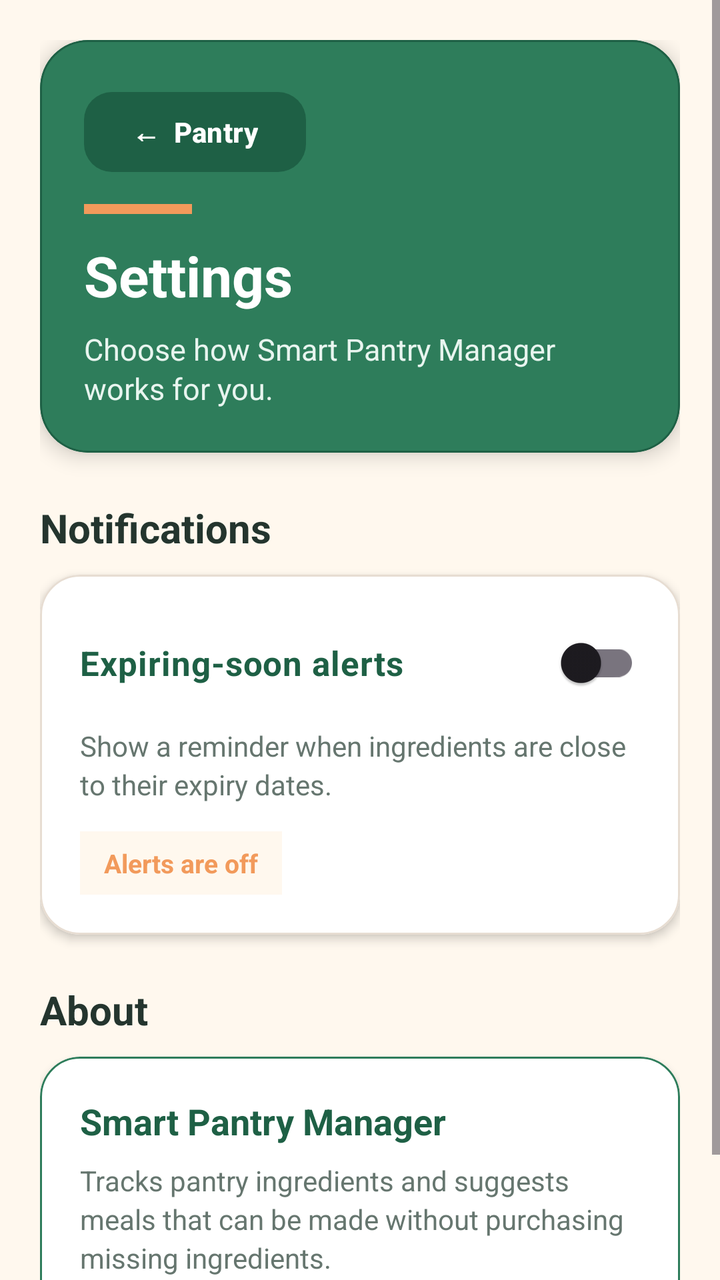
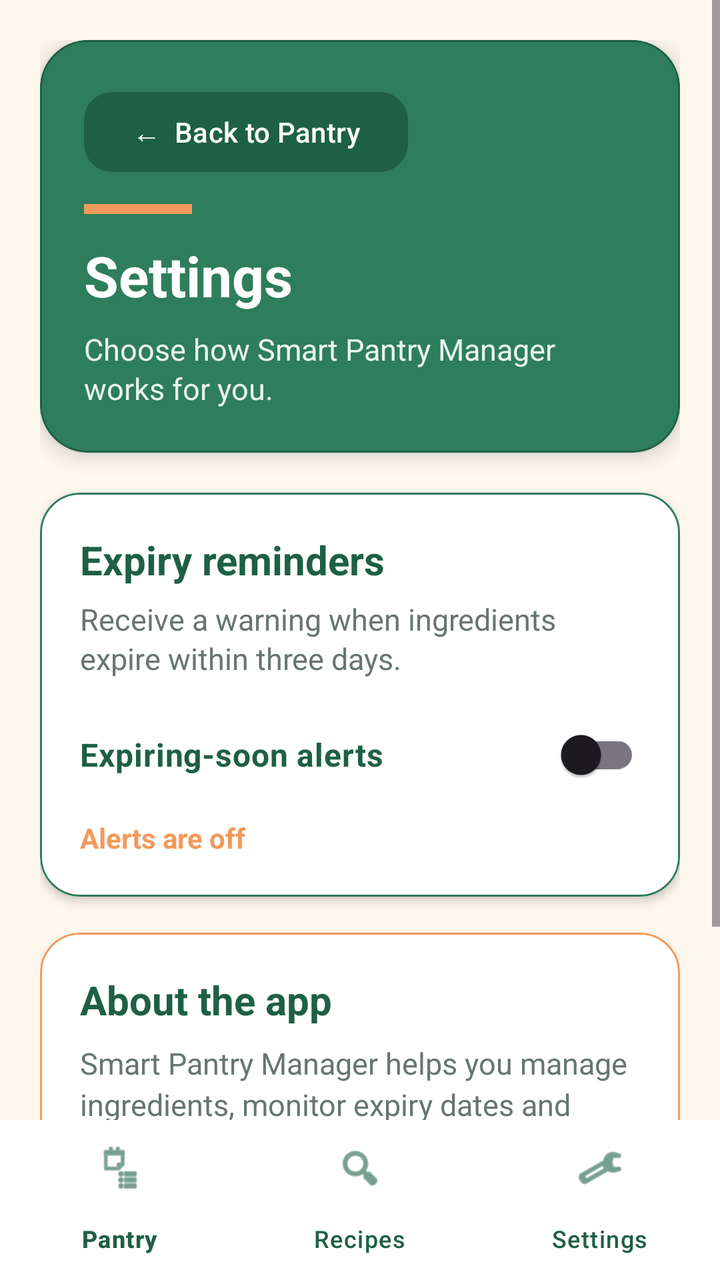

Before-and-after screenshots of an Android layout around one commit, followed by the original layout XML and the change that was made.
<!-- AndroidManifest.xml: application theme Theme.SmartPantryManager -->
<!-- res/layout/activity_settings.xml -->
<?xml version="1.0" encoding="utf-8"?>
<ScrollView
    xmlns:android="http://schemas.android.com/apk/res/android"
    xmlns:app="http://schemas.android.com/apk/res-auto"
    android:id="@+id/main"
    android:layout_width="match_parent"
    android:layout_height="match_parent"
    android:background="@color/pantry_background"
    android:fillViewport="true">

    <LinearLayout
        android:layout_width="match_parent"
        android:layout_height="wrap_content"
        android:orientation="vertical"
        android:padding="20dp">

        
        <com.google.android.material.card.MaterialCardView
            android:layout_width="match_parent"
            android:layout_height="wrap_content"
            app:cardBackgroundColor="@color/pantry_green"
            app:cardCornerRadius="24dp"
            app:cardElevation="6dp"
            app:strokeColor="@color/pantry_green_dark"
            app:strokeWidth="1dp">

            <LinearLayout
                android:layout_width="match_parent"
                android:layout_height="wrap_content"
                android:orientation="vertical"
                android:padding="22dp">

                <com.google.android.material.button.MaterialButton
                    android:id="@+id/buttonBackFromSettings"
                    android:layout_width="wrap_content"
                    android:layout_height="48dp"
                    android:layout_marginBottom="12dp"
                    android:text="←  Pantry"
                    android:textAllCaps="false"
                    android:textColor="@android:color/white"
                    android:textSize="14sp"
                    android:textStyle="bold"
                    app:backgroundTint="@color/pantry_green_dark"
                    app:cornerRadius="14dp" />

                <View
                    android:layout_width="54dp"
                    android:layout_height="5dp"
                    android:layout_marginBottom="12dp"
                    android:background="@color/pantry_orange" />

                <TextView
                    android:layout_width="wrap_content"
                    android:layout_height="wrap_content"
                    android:text="Settings"
                    android:textColor="@android:color/white"
                    android:textSize="28sp"
                    android:textStyle="bold" />

                <TextView
                    android:layout_width="match_parent"
                    android:layout_height="wrap_content"
                    android:layout_marginTop="8dp"
                    android:text="Choose how Smart Pantry Manager works for you."
                    android:textColor="#E8F5EF"
                    android:textSize="15sp"
                    android:lineSpacingExtra="2dp" />

            </LinearLayout>

        </com.google.android.material.card.MaterialCardView>

        
        <TextView
            android:layout_width="wrap_content"
            android:layout_height="wrap_content"
            android:layout_marginTop="24dp"
            android:layout_marginBottom="10dp"
            android:text="Notifications"
            android:textColor="@color/pantry_text_dark"
            android:textSize="20sp"
            android:textStyle="bold" />

        
        <com.google.android.material.card.MaterialCardView
            android:layout_width="match_parent"
            android:layout_height="wrap_content"
            app:cardBackgroundColor="@color/pantry_card"
            app:cardCornerRadius="20dp"
            app:cardElevation="3dp"
            app:strokeColor="#E7DDD2"
            app:strokeWidth="1dp">

            <LinearLayout
                android:layout_width="match_parent"
                android:layout_height="wrap_content"
                android:orientation="vertical"
                android:padding="20dp">

                <com.google.android.material.switchmaterial.SwitchMaterial
                    android:id="@+id/switchExpiryAlerts"
                    android:layout_width="match_parent"
                    android:layout_height="wrap_content"
                    android:minHeight="48dp"
                    android:text="Expiring-soon alerts"
                    android:textColor="@color/pantry_green_dark"
                    android:textSize="17sp"
                    android:textStyle="bold"
                    app:buttonTint="@color/pantry_green" />

                <TextView
                    android:layout_width="match_parent"
                    android:layout_height="wrap_content"
                    android:layout_marginTop="8dp"
                    android:text="Show a reminder when ingredients are close to their expiry dates."
                    android:textColor="@color/pantry_text_muted"
                    android:textSize="14sp"
                    android:lineSpacingExtra="3dp" />

                <TextView
                    android:id="@+id/textExpiryAlertStatus"
                    android:layout_width="wrap_content"
                    android:layout_height="wrap_content"
                    android:layout_marginTop="14dp"
                    android:background="@color/pantry_background"
                    android:paddingStart="12dp"
                    android:paddingTop="7dp"
                    android:paddingEnd="12dp"
                    android:paddingBottom="7dp"
                    android:text="Alerts are off"
                    android:textColor="@color/pantry_orange"
                    android:textSize="13sp"
                    android:textStyle="bold" />

            </LinearLayout>

        </com.google.android.material.card.MaterialCardView>

        
        <TextView
            android:layout_width="wrap_content"
            android:layout_height="wrap_content"
            android:layout_marginTop="24dp"
            android:layout_marginBottom="10dp"
            android:text="About"
            android:textColor="@color/pantry_text_dark"
            android:textSize="20sp"
            android:textStyle="bold" />

        <com.google.android.material.card.MaterialCardView
            android:layout_width="match_parent"
            android:layout_height="wrap_content"
            app:cardBackgroundColor="@color/pantry_card"
            app:cardCornerRadius="20dp"
            app:cardElevation="3dp"
            app:strokeColor="@color/pantry_green"
            app:strokeWidth="1dp">

            <LinearLayout
                android:layout_width="match_parent"
                android:layout_height="wrap_content"
                android:orientation="vertical"
                android:padding="20dp">

                <TextView
                    android:layout_width="match_parent"
                    android:layout_height="wrap_content"
                    android:text="Smart Pantry Manager"
                    android:textColor="@color/pantry_green_dark"
                    android:textSize="18sp"
                    android:textStyle="bold" />

                <TextView
                    android:layout_width="match_parent"
                    android:layout_height="wrap_content"
                    android:layout_marginTop="8dp"
                    android:text="Tracks pantry ingredients and suggests meals that can be made without purchasing missing ingredients."
                    android:textColor="@color/pantry_text_muted"
                    android:textSize="14sp"
                    android:lineSpacingExtra="3dp" />

                <TextView
                    android:layout_width="match_parent"
                    android:layout_height="wrap_content"
                    android:layout_marginTop="12dp"
                    android:text="Database: SQLite"
                    android:textColor="@color/pantry_orange"
                    android:textSize="14sp"
                    android:textStyle="bold" />

            </LinearLayout>

        </com.google.android.material.card.MaterialCardView>

    </LinearLayout>

</ScrollView>
<!-- resources referenced by this layout -->
<resources>
  <color name="pantry_background">#FFF8EE</color>
  <color name="pantry_card">#FFFFFF</color>
  <color name="pantry_green">#2E7D5B</color>
  <color name="pantry_green_dark">#1E6045</color>
  <color name="pantry_orange">#F29A5B</color>
  <color name="pantry_text_dark">#24352E</color>
  <color name="pantry_text_muted">#66766F</color>
  <style name="Theme.SmartPantryManager" parent="Base.Theme.SmartPantryManager" />
  <style name="Base.Theme.SmartPantryManager" parent="Theme.Material3.DayNight.NoActionBar">
          
          
      </style>
</resources>

<!-- the commit's change to res/layout/activity_settings.xml (unified diff, before → after) -->
@@ -1,197 +1,199 @@
 <?xml version="1.0" encoding="utf-8"?>
-<ScrollView
+<LinearLayout
     xmlns:android="http://schemas.android.com/apk/res/android"
     xmlns:app="http://schemas.android.com/apk/res-auto"
     android:id="@+id/main"
     android:layout_width="match_parent"
     android:layout_height="match_parent"
     android:background="@color/pantry_background"
-    android:fillViewport="true">
+    android:orientation="vertical">
 
-    <LinearLayout
+    
+    <ScrollView
+        android:layout_width="match_parent"
+        android:layout_height="0dp"
+        android:layout_weight="1"
+        android:fillViewport="true">
+
+        <LinearLayout
+            android:layout_width="match_parent"
+            android:layout_height="wrap_content"
+            android:orientation="vertical"
+            android:padding="20dp">
+
+            
+            <com.google.android.material.card.MaterialCardView
+                android:layout_width="match_parent"
+                android:layout_height="wrap_content"
+                android:layout_marginBottom="20dp"
+                app:cardBackgroundColor="@color/pantry_green"
+                app:cardCornerRadius="24dp"
+                app:cardElevation="6dp"
+                app:strokeColor="@color/pantry_green_dark"
+                app:strokeWidth="1dp">
+
+                <LinearLayout
+                    android:layout_width="match_parent"
+                    android:layout_height="wrap_content"
+                    android:orientation="vertical"
+                    android:padding="22dp">
+
+                    <com.google.android.material.button.MaterialButton
+                        android:id="@+id/buttonBackFromSettings"
+                        android:layout_width="wrap_content"
+                        android:layout_height="wrap_content"
+                        android:layout_marginBottom="12dp"
+                        android:text="←  Back to Pantry"
+                        android:textAllCaps="false"
+                        android:textColor="@android:color/white"
+                        app:backgroundTint="@color/pantry_green_dark"
+                        app:cornerRadius="14dp" />
+
+                    <View
+                        android:layout_width="54dp"
+                        android:layout_height="5dp"
+                        android:layout_marginBottom="12dp"
+                        android:background="@color/pantry_orange" />
+
+                    <TextView
+                        android:layout_width="wrap_content"
+                        android:layout_height="wrap_content"
+                        android:text="Settings"
+                        android:textColor="@android:color/white"
+                        android:textSize="28sp"
+                        android:textStyle="bold" />
+
+                    <TextView
+                        android:layout_width="match_parent"
+                        android:layout_height="wrap_content"
+                        android:layout_marginTop="8dp"
+                        android:text="Choose how Smart Pantry Manager works for you."
+                        android:textColor="#E8F5EF"
+                        android:textSize="15sp"
+                        android:lineSpacingExtra="2dp" />
+
+                </LinearLayout>
+
+            </com.google.android.material.card.MaterialCardView>
+
+            
+            <com.google.android.material.card.MaterialCardView
+                android:layout_width="match_parent"
+                android:layout_height="wrap_content"
+                android:layout_marginBottom="18dp"
+                app:cardBackgroundColor="@color/pantry_card"
+                app:cardCornerRadius="20dp"
+                app:cardElevation="3dp"
+                app:strokeColor="@color/pantry_green"
+                app:strokeWidth="1dp">
+
+                <LinearLayout
+                    android:layout_width="match_parent"
+                    android:layout_height="wrap_content"
+                    android:orientation="vertical"
+                    android:padding="20dp">
+
+                    <TextView
+                        android:layout_width="wrap_content"
+                        android:layout_height="wrap_content"
+                        android:text="Expiry reminders"
+                        android:textColor="@color/pantry_green_dark"
+                        android:textSize="20sp"
+                        android:textStyle="bold" />
+
+                    <TextView
+                        android:layout_width="match_parent"
+                        android:layout_height="wrap_content"
+                        android:layout_marginTop="6dp"
+                        android:text="Receive a warning when ingredients expire within three days."
+                        android:textColor="@color/pantry_text_muted"
+                        android:textSize="15sp"
+                        android:lineSpacingExtra="2dp" />
+
+                    <com.google.android.material.switchmaterial.SwitchMaterial
+                        android:id="@+id/switchExpiryAlerts"
+                        android:layout_width="match_parent"
+                        android:layout_height="wrap_content"
+                        android:layout_marginTop="14dp"
+                        android:text="Expiring-soon alerts"
+                        android:textColor="@color/pantry_green_dark"
+                        android:textSize="16sp"
+                        android:textStyle="bold" />
+
+                    <TextView
+                        android:id="@+id/textExpiryAlertStatus"
+                        android:layout_width="wrap_content"
+                        android:layout_height="wrap_content"
+                        android:layout_marginTop="8dp"
+                        android:text="Alerts are off"
+                        android:textColor="@color/pantry_orange"
+                        android:textSize="14sp"
+                        android:textStyle="bold" />
+
+                </LinearLayout>
+
+            </com.google.android.material.card.MaterialCardView>
+
+            
+            <com.google.android.material.card.MaterialCardView
+                android:layout_width="match_parent"
+                android:layout_height="wrap_content"
+                app:cardBackgroundColor="@color/pantry_card"
+                app:cardCornerRadius="20dp"
+                app:cardElevation="3dp"
+                app:strokeColor="@color/pantry_orange"
+                app:strokeWidth="1dp">
+
+                <LinearLayout
+                    android:layout_width="match_parent"
+                    android:layout_height="wrap_content"
+                    android:orientation="vertical"
+                    android:padding="20dp">
+
+                    <TextView
+                        android:layout_width="wrap_content"
+                        android:layout_height="wrap_content"
+                        android:text="About the app"
+                        android:textColor="@color/pantry_green_dark"
+                        android:textSize="20sp"
+                        android:textStyle="bold" />
+
+                    <TextView
+                        android:layout_width="match_parent"
+                        android:layout_height="wrap_content"
+                        android:layout_marginTop="8dp"
+                        android:text="Smart Pantry Manager helps you manage ingredients, monitor expiry dates and discover recipes using the food already in your pantry."
+                        android:textColor="@color/pantry_text_muted"
+                        android:textSize="15sp"
+                        android:lineSpacingExtra="3dp" />
+
+                    <TextView
+                        android:layout_width="wrap_content"
+                        android:layout_height="wrap_content"
+                        android:layout_marginTop="14dp"
+                        android:text="Version 1.0"
+                        android:textColor="@color/pantry_orange"
+                        android:textSize="14sp"
+                        android:textStyle="bold" />
+
+                </LinearLayout>
+
+            </com.google.android.material.card.MaterialCardView>
+
+        </LinearLayout>
+
+    </ScrollView>
+
+    
+    <com.google.android.material.bottomnavigation.BottomNavigationView
+        android:id="@+id/bottomNavigation"
         android:layout_width="match_parent"
         android:layout_height="wrap_content"
-        android:orientation="vertical"
-        android:padding="20dp">
+        android:background="@android:color/white"
+        android:elevation="12dp"
+        app:itemIconTint="@color/pantry_green_dark"
+        app:itemTextColor="@color/pantry_green_dark"
+        app:labelVisibilityMode="labeled"
+        app:menu="@menu/bottom_navigation_menu" />
 
-        
-        <com.google.android.material.card.MaterialCardView
-            android:layout_width="match_parent"
-            android:layout_height="wrap_content"
-            app:cardBackgroundColor="@color/pantry_green"
-            app:cardCornerRadius="24dp"
-            app:cardElevation="6dp"
-            app:strokeColor="@color/pantry_green_dark"
-            app:strokeWidth="1dp">
-
-            <LinearLayout
-                android:layout_width="match_parent"
-                android:layout_height="wrap_content"
-                android:orientation="vertical"
-                android:padding="22dp">
-
-                <com.google.android.material.button.MaterialButton
-                    android:id="@+id/buttonBackFromSettings"
-                    android:layout_width="wrap_content"
-                    android:layout_height="48dp"
-                    android:layout_marginBottom="12dp"
-                    android:text="←  Pantry"
-                    android:textAllCaps="false"
-                    android:textColor="@android:color/white"
-                    android:textSize="14sp"
-                    android:textStyle="bold"
-                    app:backgroundTint="@color/pantry_green_dark"
-                    app:cornerRadius="14dp" />
-
-                <View
-                    android:layout_width="54dp"
-                    android:layout_height="5dp"
-                    android:layout_marginBottom="12dp"
-                    android:background="@color/pantry_orange" />
-
-                <TextView
-                    android:layout_width="wrap_content"
-                    android:layout_height="wrap_content"
-                    android:text="Settings"
-                    android:textColor="@android:color/white"
-                    android:textSize="28sp"
-                    android:textStyle="bold" />
-
-                <TextView
-                    android:layout_width="match_parent"
-                    android:layout_height="wrap_content"
-                    android:layout_marginTop="8dp"
-                    android:text="Choose how Smart Pantry Manager works for you."
-                    android:textColor="#E8F5EF"
-                    android:textSize="15sp"
-                    android:lineSpacingExtra="2dp" />
-
-            </LinearLayout>
-
-        </com.google.android.material.card.MaterialCardView>
-
-        
-        <TextView
-            android:layout_width="wrap_content"
-            android:layout_height="wrap_content"
-            android:layout_marginTop="24dp"
-            android:layout_marginBottom="10dp"
-            android:text="Notifications"
-            android:textColor="@color/pantry_text_dark"
-            android:textSize="20sp"
-            android:textStyle="bold" />
-
-        
-        <com.google.android.material.card.MaterialCardView
-            android:layout_width="match_parent"
-            android:layout_height="wrap_content"
-            app:cardBackgroundColor="@color/pantry_card"
-            app:cardCornerRadius="20dp"
-            app:cardElevation="3dp"
-            app:strokeColor="#E7DDD2"
-            app:strokeWidth="1dp">
-
-            <LinearLayout
-                android:layout_width="match_parent"
-                android:layout_height="wrap_content"
-                android:orientation="vertical"
-                android:padding="20dp">
-
-                <com.google.android.material.switchmaterial.SwitchMaterial
-                    android:id="@+id/switchExpiryAlerts"
-                    android:layout_width="match_parent"
-                    android:layout_height="wrap_content"
-                    android:minHeight="48dp"
-                    android:text="Expiring-soon alerts"
-                    android:textColor="@color/pantry_green_dark"
-                    android:textSize="17sp"
-                    android:textStyle="bold"
-                    app:buttonTint="@color/pantry_green" />
-
-                <TextView
-                    android:layout_width="match_parent"
-                    android:layout_height="wrap_content"
-                    android:layout_marginTop="8dp"
-                    android:text="Show a reminder when ingredients are close to their expiry dates."
-                    android:textColor="@color/pantry_text_muted"
-                    android:textSize="14sp"
-                    android:lineSpacingExtra="3dp" />
-
-                <TextView
-                    android:id="@+id/textExpiryAlertStatus"
-                    android:layout_width="wrap_content"
-                    android:layout_height="wrap_content"
-                    android:layout_marginTop="14dp"
-                    android:background="@color/pantry_background"
-                    android:paddingStart="12dp"
-                    android:paddingTop="7dp"
-                    android:paddingEnd="12dp"
-                    android:paddingBottom="7dp"
-                    android:text="Alerts are off"
-                    android:textColor="@color/pantry_orange"
-                    android:textSize="13sp"
-                    android:textStyle="bold" />
-
-            </LinearLayout>
-
-        </com.google.android.material.card.MaterialCardView>
-
-        
-        <TextView
-            android:layout_width="wrap_content"
-            android:layout_height="wrap_content"
-            android:layout_marginTop="24dp"
-            android:layout_marginBottom="10dp"
-            android:text="About"
-            android:textColor="@color/pantry_text_dark"
-            android:textSize="20sp"
-            android:textStyle="bold" />
-
-        <com.google.android.material.card.MaterialCardView
-            android:layout_width="match_parent"
-            android:layout_height="wrap_content"
-            app:cardBackgroundColor="@color/pantry_card"
-            app:cardCornerRadius="20dp"
-            app:cardElevation="3dp"
-            app:strokeColor="@color/pantry_green"
-            app:strokeWidth="1dp">
-
-            <LinearLayout
-                android:layout_width="match_parent"
-                android:layout_height="wrap_content"
-                android:orientation="vertical"
-                android:padding="20dp">
-
-                <TextView
-                    android:layout_width="match_parent"
-                    android:layout_height="wrap_content"
-                    android:text="Smart Pantry Manager"
-                    android:textColor="@color/pantry_green_dark"
-                    android:textSize="18sp"
-                    android:textStyle="bold" />
-
-                <TextView
-                    android:layout_width="match_parent"
-                    android:layout_height="wrap_content"
-                    android:layout_marginTop="8dp"
-                    android:text="Tracks pantry ingredients and suggests meals that can be made without purchasing missing ingredients."
-                    android:textColor="@color/pantry_text_muted"
-                    android:textSize="14sp"
-                    android:lineSpacingExtra="3dp" />
-
-                <TextView
-                    android:layout_width="match_parent"
-                    android:layout_height="wrap_content"
-                    android:layout_marginTop="12dp"
-                    android:text="Database: SQLite"
-                    android:textColor="@color/pantry_orange"
-                    android:textSize="14sp"
-                    android:textStyle="bold" />
-
-            </LinearLayout>
-
-        </com.google.android.material.card.MaterialCardView>
-
-    </LinearLayout>
-
-</ScrollView>
+</LinearLayout>
<!-- resource entries referenced after the edit -->
@@ -5,7 +5,6 @@
   <color name="pantry_green">#2E7D5B</color>
   <color name="pantry_green_dark">#1E6045</color>
   <color name="pantry_orange">#F29A5B</color>
-  <color name="pantry_text_dark">#24352E</color>
   <color name="pantry_text_muted">#66766F</color>
   <style name="Theme.SmartPantryManager" parent="Base.Theme.SmartPantryManager" />
   <style name="Base.Theme.SmartPantryManager" parent="Theme.Material3.DayNight.NoActionBar">
